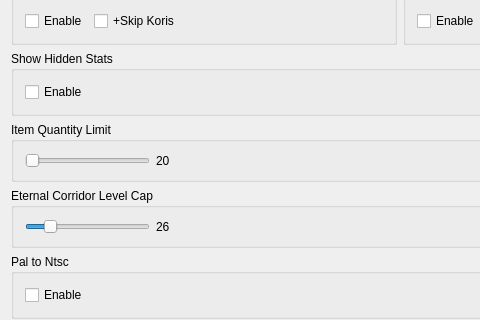
The window that src/FrontendQt/AddonsWidget.ui (Meos4/Jade-Cocoon-Randomizer) describes before a commit, drawn with Qt 5; both pictures show x 0 to 480 and y 154 to 474 of the 800 by 600 pixel window.
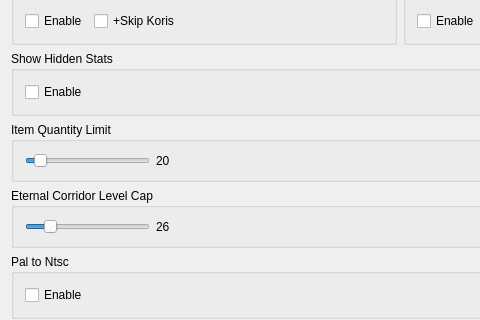
The same window after the commit.

Commit message: Set minimum item quantity limit to 1

Patch:
```diff
--- a/src/FrontendQt/AddonsWidget.ui
+++ b/src/FrontendQt/AddonsWidget.ui
@@ -256,11 +256,14 @@
          </size>
         </property>
         <property name="minimum">
-         <number>20</number>
+         <number>1</number>
         </property>
         <property name="maximum">
          <number>255</number>
         </property>
+        <property name="sliderPosition">
+         <number>20</number>
+        </property>
         <property name="orientation">
          <enum>Qt::Horizontal</enum>
         </property>
```
